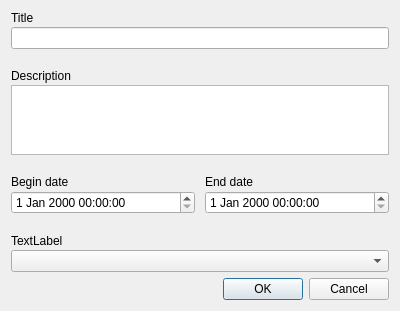
Old version of the form views/add_event_dialog.ui in the repository shekshuev/pyside-events-schedule.
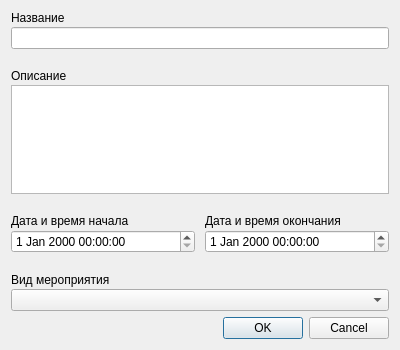
New version of the form.

The edit to the form file:
```diff
--- a/views/add_event_dialog.ui
+++ b/views/add_event_dialog.ui
@@ -7,7 +7,7 @@
     <x>0</x>
     <y>0</y>
     <width>400</width>
-    <height>300</height>
+    <height>350</height>
    </rect>
   </property>
   <property name="windowTitle">
@@ -39,7 +39,7 @@
        <item>
         <widget class="QLabel" name="title_label">
          <property name="text">
-          <string>Title</string>
+          <string>Название</string>
          </property>
         </widget>
        </item>
@@ -56,7 +56,7 @@
        <item>
         <widget class="QLabel" name="description_label">
          <property name="text">
-          <string>Description</string>
+          <string>Описание</string>
          </property>
         </widget>
        </item>
@@ -78,7 +78,7 @@
          <item>
           <widget class="QLabel" name="begin_date_label">
            <property name="text">
-            <string>Begin date</string>
+            <string>Дата и время начала</string>
            </property>
           </widget>
          </item>
@@ -95,7 +95,7 @@
          <item>
           <widget class="QLabel" name="end_date_label">
            <property name="text">
-            <string>End date</string>
+            <string>Дата и время окончания</string>
            </property>
           </widget>
          </item>
@@ -114,7 +114,7 @@
        <item>
         <widget class="QLabel" name="label">
          <property name="text">
-          <string>TextLabel</string>
+          <string>Вид мероприятия</string>
          </property>
         </widget>
        </item>
```
Left out of the diff: 4 changed lines with no effect on the pictures.
